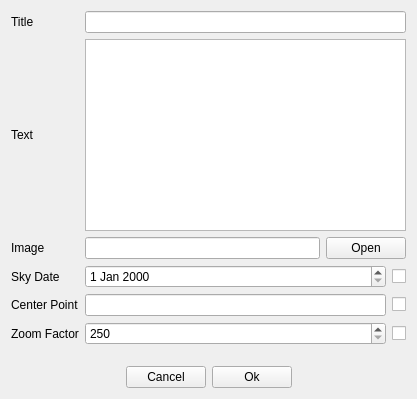
Above: kstars/tools/skyguide/skyguideslide.ui from KDE/kstars before the change. Below: the same form after it.
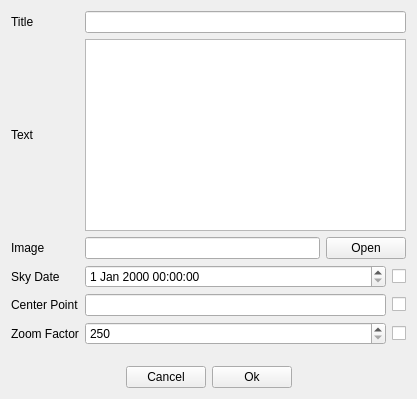
That is the form after the change.

Commit message: initial implementation of the 'add author' and 'add slide' push buttons (WIP)

The edit to the form file:
```diff
--- a/kstars/tools/skyguide/skyguideslide.ui
+++ b/kstars/tools/skyguide/skyguideslide.ui
@@ -33,13 +33,6 @@
    <item row="1" column="1" colspan="3">
     <widget class="QPlainTextEdit" name="fText"/>
    </item>
-   <item row="3" column="1" colspan="2">
-    <widget class="QDateEdit" name="fSkyDate">
-     <property name="toolTip">
-      <string>Change the sky date (optional)</string>
-     </property>
-    </widget>
-   </item>
    <item row="0" column="1" colspan="3">
     <widget class="QLineEdit" name="fTitle"/>
    </item>
@@ -182,6 +175,13 @@
      </property>
     </spacer>
    </item>
+   <item row="3" column="1" colspan="2">
+    <widget class="QDateTimeEdit" name="fSkyDateTime">
+     <property name="toolTip">
+      <string>Change the sky date (optional)</string>
+     </property>
+    </widget>
+   </item>
   </layout>
  </widget>
  <resources/>
```
The commit also changes 2 other files.
